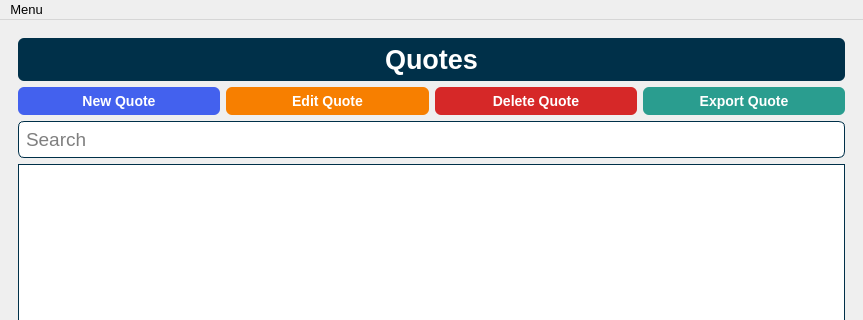
Before: the Qt Designer form hqcpq/gui/ui_files/main_window.ui in Soapey/HQCPQ, drawn with Qt 5; both pictures show x 0 to 863 and y 0 to 320 of the 863 by 891 pixel window.
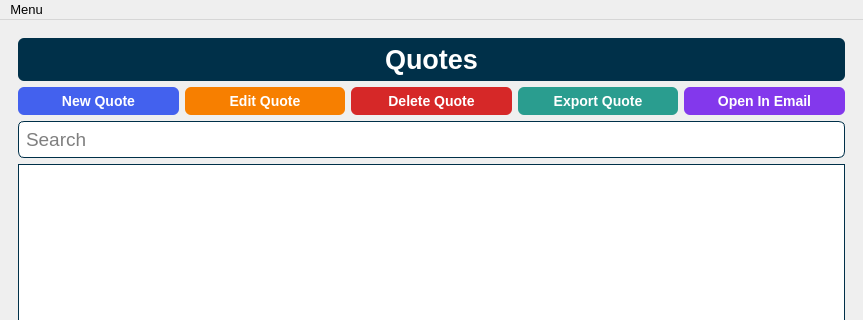
After: the same form once the commit is applied. The open tabs and pages were chosen to show the change. Icons and pictures are not drawn.

```diff
--- a/hqcpq/gui/ui_files/main_window.ui
+++ b/hqcpq/gui/ui_files/main_window.ui
@@ -17,7 +17,7 @@
    </font>
   </property>
   <property name="windowTitle">
-   <string>HQCPQ</string>
+   <string>Hunter Quarries Quoting Application</string>
   </property>
   <property name="windowIcon">
    <iconset>
@@ -37,63 +37,11 @@
        <bool>false</bool>
       </property>
       <property name="currentIndex">
-       <number>1</number>
+       <number>0</number>
       </property>
       <widget class="QWidget" name="pageQuotes">
        <layout class="QGridLayout" name="gridLayout_3">
-        <item row="1" column="0">
-         <widget class="QPushButton" name="btnNewQuote">
-          <property name="focusPolicy">
-           <enum>Qt::NoFocus</enum>
-          </property>
-          <property name="styleSheet">
-           <string notr="true">background-color: #4361ee;
-border: 1px solid rgba(27, 31, 35, .15);
-border-radius: 6px;
-color: #fff;
-font-family: &quot;Helvetica&quot;;
-font-size: 14px;
-font-weight: 600;
-line-height: 20px;
-padding: 6px 16px;
-position: relative;
-text-align: center;
-text-decoration: none;
-vertical-align: middle;
-white-space: nowrap;</string>
-          </property>
-          <property name="text">
-           <string>New Quote</string>
-          </property>
-         </widget>
-        </item>
-        <item row="1" column="2">
-         <widget class="QPushButton" name="btnDeleteQuote">
-          <property name="focusPolicy">
-           <enum>Qt::NoFocus</enum>
-          </property>
-          <property name="styleSheet">
-           <string notr="true">background-color: #d62828;
-border: 1px solid rgba(27, 31, 35, .15);
-border-radius: 6px;
-color: #fff;
-font-family: &quot;Helvetica&quot;;
-font-size: 14px;
-font-weight: 600;
-line-height: 20px;
-padding: 6px 16px;
-position: relative;
-text-align: center;
-text-decoration: none;
-vertical-align: middle;
-white-space: nowrap;</string>
-          </property>
-          <property name="text">
-           <string>Delete Quote</string>
-          </property>
-         </widget>
-        </item>
-        <item row="1" column="1">
+        <item row="2" column="1">
          <widget class="QPushButton" name="btnEditQuote">
           <property name="focusPolicy">
            <enum>Qt::NoFocus</enum>
@@ -119,7 +67,59 @@
           </property>
          </widget>
         </item>
-        <item row="1" column="3">
+        <item row="2" column="2">
+         <widget class="QPushButton" name="btnDeleteQuote">
+          <property name="focusPolicy">
+           <enum>Qt::NoFocus</enum>
+          </property>
+          <property name="styleSheet">
+           <string notr="true">background-color: #d62828;
+border: 1px solid rgba(27, 31, 35, .15);
+border-radius: 6px;
+color: #fff;
+font-family: &quot;Helvetica&quot;;
+font-size: 14px;
+font-weight: 600;
+line-height: 20px;
+padding: 6px 16px;
+position: relative;
+text-align: center;
+text-decoration: none;
+vertical-align: middle;
+white-space: nowrap;</string>
+          </property>
+          <property name="text">
+           <string>Delete Quote</string>
+          </property>
+         </widget>
+        </item>
+        <item row="2" column="4">
+         <widget class="QPushButton" name="btnOpenEmailQuote">
+          <property name="focusPolicy">
+           <enum>Qt::NoFocus</enum>
+          </property>
+          <property name="styleSheet">
+           <string notr="true">background-color: #8338ec;
+border: 1px solid rgba(27, 31, 35, .15);
+border-radius: 6px;
+color: #fff;
+font-family: &quot;Helvetica&quot;;
+font-size: 14px;
+font-weight: 600;
+line-height: 20px;
+padding: 6px 16px;
+position: relative;
+text-align: center;
+text-decoration: none;
+vertical-align: middle;
+white-space: nowrap;</string>
+          </property>
+          <property name="text">
+           <string>Open In Email</string>
+          </property>
+         </widget>
+        </item>
+        <item row="2" column="3">
          <widget class="QPushButton" name="btnExportQuote">
           <property name="focusPolicy">
            <enum>Qt::NoFocus</enum>
@@ -145,7 +145,33 @@
           </property>
          </widget>
         </item>
-        <item row="0" column="0" colspan="4">
+        <item row="2" column="0">
+         <widget class="QPushButton" name="btnNewQuote">
+          <property name="focusPolicy">
+           <enum>Qt::NoFocus</enum>
+          </property>
+          <property name="styleSheet">
+           <string notr="true">background-color: #4361ee;
+border: 1px solid rgba(27, 31, 35, .15);
+border-radius: 6px;
+color: #fff;
+font-family: &quot;Helvetica&quot;;
+font-size: 14px;
+font-weight: 600;
+line-height: 20px;
+padding: 6px 16px;
+position: relative;
+text-align: center;
+text-decoration: none;
+vertical-align: middle;
+white-space: nowrap;</string>
+          </property>
+          <property name="text">
+           <string>New Quote</string>
+          </property>
+         </widget>
+        </item>
+        <item row="0" column="0" colspan="5">
          <widget class="QLabel" name="lblQuotes_Header">
           <property name="styleSheet">
            <string notr="true">border: 1px solid rgba(27, 31, 35, .15);
@@ -166,7 +192,7 @@
           </property>
          </widget>
         </item>
-        <item row="2" column="0" colspan="4">
+        <item row="3" column="0" colspan="5">
          <widget class="QLineEdit" name="txtQuoteSearch">
           <property name="focusPolicy">
            <enum>Qt::ClickFocus</enum>
@@ -186,7 +212,7 @@
           </property>
          </widget>
         </item>
-        <item row="3" column="0" colspan="4">
+        <item row="4" column="0" colspan="5">
          <widget class="QTableWidget" name="tblQuotes">
           <property name="focusPolicy">
            <enum>Qt::NoFocus</enum>
```
